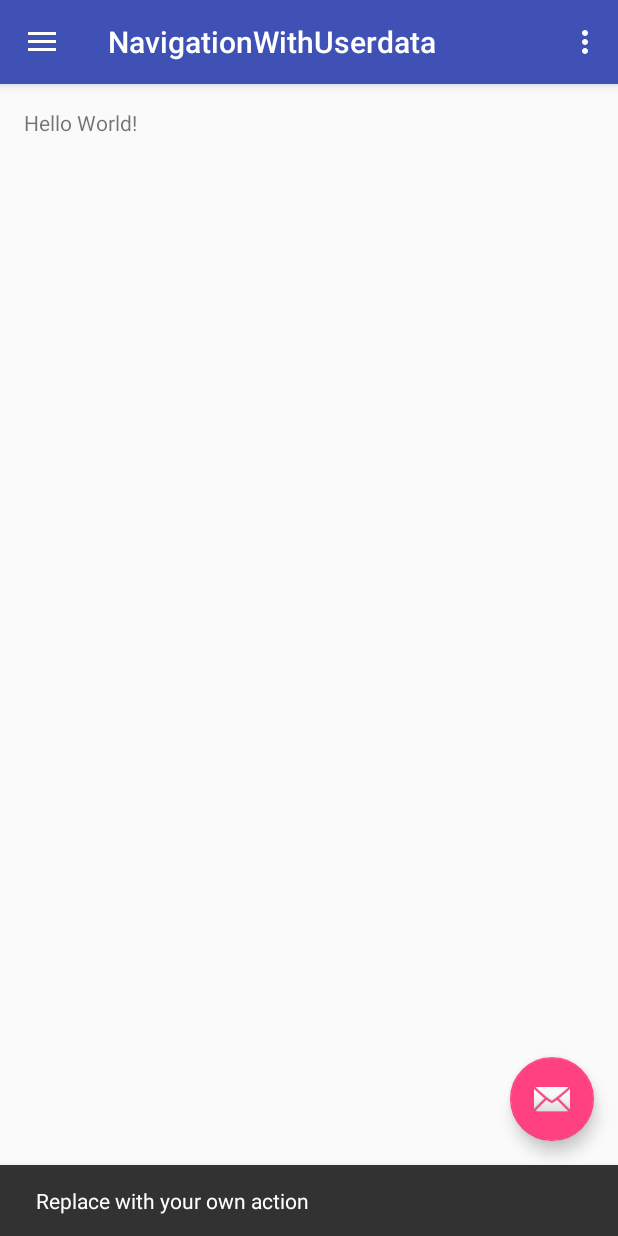
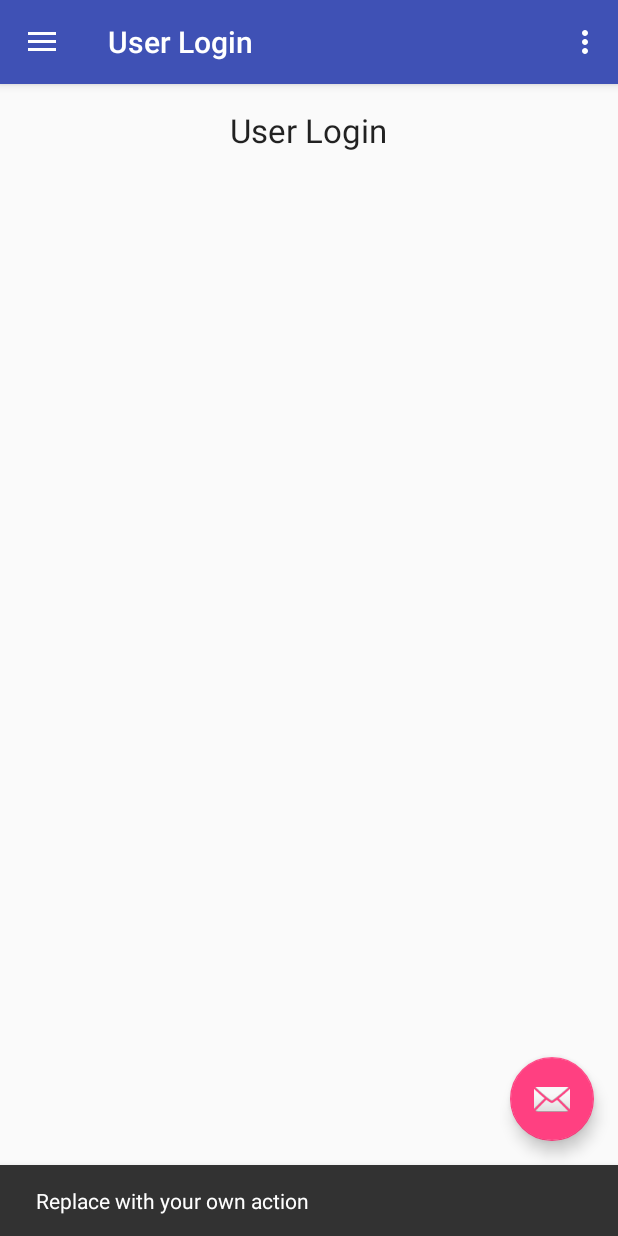
Before and after one commit to Rudelgazelle/NavigationWithUserdata, an Android app: the screen it shows after launch (MainActivity), after a tap on an icon or button, on a phone screen of 412 x 824 dp. Run offline under Robolectric (Android 15) with nearby library versions, the phone set to English and light mode, and no system bars.

Commit message:
final code for navigation

```diff
--- a/app/src/main/java/development/android/navigationwithuserdata/LoginScreen.java
+++ b/app/src/main/java/development/android/navigationwithuserdata/LoginScreen.java
@@ -1,20 +1,21 @@
 package development.android.navigationwithuserdata;
 
-import android.app.Fragment;
 import android.os.Bundle;
 import android.support.annotation.Nullable;
 import android.view.LayoutInflater;
 import android.view.View;
 import android.view.ViewGroup;
+import android.support.v4.app.Fragment;
 
 /**
  * Created by lbuer on 12.02.2017.
  */
 
-public class LoginScreen extends android.support.v4.app.Fragment {
+public class LoginScreen extends Fragment {
     @Nullable
     @Override
     public View onCreateView(LayoutInflater inflater, ViewGroup container, Bundle savedInstanceState) {
+        //returning our layout file
         return inflater.inflate(R.layout.login_screen, container, false);
     }
 
@@ -22,6 +23,7 @@ public class LoginScreen extends android.support.v4.app.Fragment {
     public void onViewCreated(View view, Bundle savedInstanceState) {
         super.onViewCreated(view, savedInstanceState);
 
+        //you can set the title for your toolbar here for different fragments different titles
         getActivity().setTitle("User Login");
     }
 }
--- a/app/src/main/java/development/android/navigationwithuserdata/RegisterScreen.java
+++ b/app/src/main/java/development/android/navigationwithuserdata/RegisterScreen.java
@@ -1,20 +1,21 @@
 package development.android.navigationwithuserdata;
 
-import android.app.Fragment;
 import android.os.Bundle;
 import android.support.annotation.Nullable;
 import android.view.LayoutInflater;
 import android.view.View;
 import android.view.ViewGroup;
+import android.support.v4.app.Fragment;
 
 /**
  * Created by lbuer on 12.02.2017.
  */
 
-public class RegisterScreen extends android.support.v4.app.Fragment {
+public class RegisterScreen extends Fragment {
     @Nullable
     @Override
     public View onCreateView(LayoutInflater inflater, ViewGroup container, Bundle savedInstanceState) {
+        //returning our layout file
         return inflater.inflate(R.layout.register_screen, container, false);
     }
 
@@ -22,6 +23,7 @@ public class RegisterScreen extends android.support.v4.app.Fragment {
     public void onViewCreated(View view, Bundle savedInstanceState) {
         super.onViewCreated(view, savedInstanceState);
 
+        //you can set the title for your toolbar here for different fragments different titles
         getActivity().setTitle("User Registration");
     }
 }
--- a/app/src/main/java/development/android/navigationwithuserdata/UserDataScreen.java
+++ b/app/src/main/java/development/android/navigationwithuserdata/UserDataScreen.java
@@ -1,20 +1,21 @@
 package development.android.navigationwithuserdata;
 
-import android.app.Fragment;
 import android.os.Bundle;
 import android.support.annotation.Nullable;
 import android.view.LayoutInflater;
 import android.view.View;
 import android.view.ViewGroup;
+import android.support.v4.app.Fragment;
 
 /**
  * Created by lbuer on 12.02.2017.
  */
 
-public class UserDataScreen extends android.support.v4.app.Fragment {
+public class UserDataScreen extends Fragment {
     @Nullable
     @Override
     public View onCreateView(LayoutInflater inflater, ViewGroup container, Bundle savedInstanceState) {
+        //returning our layout file
         return inflater.inflate(R.layout.userdata_screen, container, false);
     }
 
@@ -22,6 +23,7 @@ public class UserDataScreen extends android.support.v4.app.Fragment {
     public void onViewCreated(View view, Bundle savedInstanceState) {
         super.onViewCreated(view, savedInstanceState);
 
+        //you can set the title for your toolbar here for different fragments different titles
         getActivity().setTitle("User Data");
     }
 }
--- a/app/src/main/res/layout/content_main.xml
+++ b/app/src/main/res/layout/content_main.xml
@@ -13,8 +13,10 @@
     tools:context="development.android.navigationwithuserdata.MainActivity"
     tools:showIn="@layout/app_bar_main">
 
-    <TextView
-        android:layout_width="wrap_content"
-        android:layout_height="wrap_content"
-        android:text="Hello World!" />
+    <FrameLayout
+        android:id="@+id/content_frame"
+        android:layout_width="match_parent"
+        android:layout_height="match_parent" />
+
+
 </RelativeLayout>
--- a/app/src/main/res/layout/userdata_screen.xml
+++ b/app/src/main/res/layout/userdata_screen.xml
@@ -5,7 +5,7 @@
 
     <TextView
         android:layout_centerHorizontal="true"
-        android:text="User Registration"
+        android:text="User Data"
         android:textAlignment="center"
         android:layout_width="wrap_content"
         android:layout_height="wrap_content"
```
Also changed, not shown: app/src/main/java/development/android/navigationwithuserdata/MainActivity.java (+13 -24 lines).
